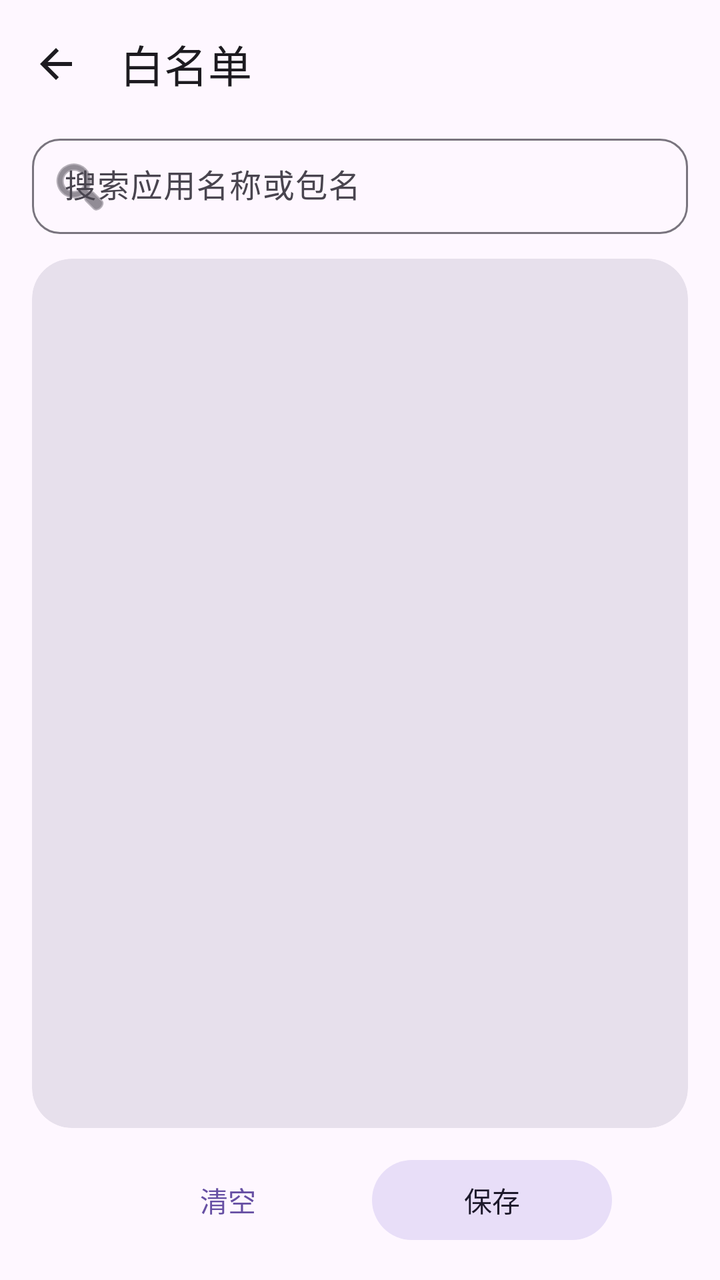
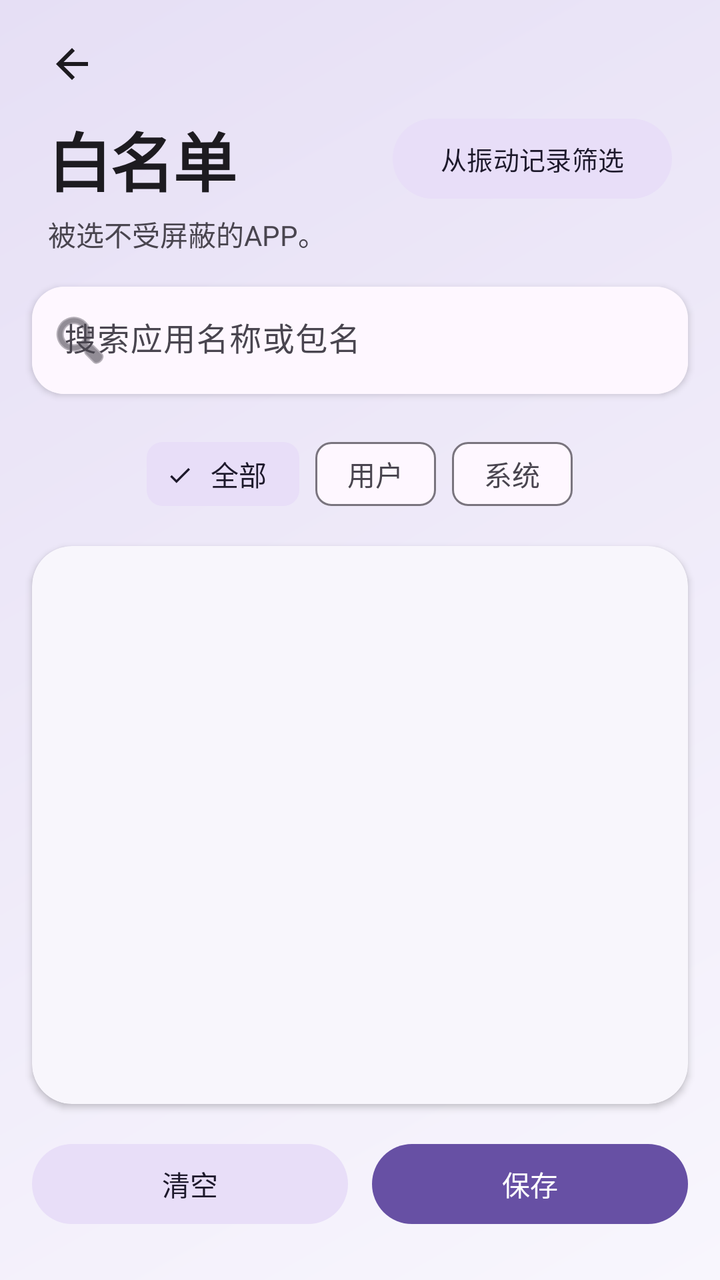

Two renders of the same Android screen: before a commit and after it. Below are the layout's source before the change and the commit's diff.
<!-- AndroidManifest.xml: application theme Theme.VibrationBlocker -->
<!-- res/layout/activity_whitelist.xml -->
<?xml version="1.0" encoding="utf-8"?>
<LinearLayout xmlns:android="http://schemas.android.com/apk/res/android"
    xmlns:app="http://schemas.android.com/apk/res-auto"
    android:layout_width="match_parent"
    android:layout_height="match_parent"
    android:orientation="vertical"
    android:background="?attr/colorSurface"
    android:fitsSystemWindows="true">

    <com.google.android.material.appbar.MaterialToolbar
        android:id="@+id/toolbar"
        android:layout_width="match_parent"
        android:layout_height="?attr/actionBarSize"
        android:background="?attr/colorSurface"
        app:navigationIcon="@drawable/ic_arrow_back"
        app:navigationIconTint="?attr/colorOnSurface"
        app:title="白名单"
        app:titleTextColor="?attr/colorOnSurface" />

    <com.google.android.material.textfield.TextInputLayout
        style="@style/Widget.Material3.TextInputLayout.OutlinedBox.Dense"
        android:layout_width="match_parent"
        android:layout_height="wrap_content"
        android:hint="搜索应用名称或包名"
        android:layout_marginStart="16dp"
        android:layout_marginEnd="16dp"
        android:layout_marginBottom="12dp"
        app:startIconDrawable="@android:drawable/ic_menu_search"
        app:boxCornerRadiusTopStart="14dp"
        app:boxCornerRadiusTopEnd="14dp"
        app:boxCornerRadiusBottomStart="14dp"
        app:boxCornerRadiusBottomEnd="14dp">

        <com.google.android.material.textfield.TextInputEditText
            android:id="@+id/et_search"
            android:layout_width="match_parent"
            android:layout_height="wrap_content"
            android:imeOptions="actionSearch"
            android:inputType="text"
            android:maxLines="1" />
    </com.google.android.material.textfield.TextInputLayout>

    <com.google.android.material.card.MaterialCardView
        android:layout_width="match_parent"
        android:layout_height="0dp"
        android:layout_weight="1"
        android:layout_marginStart="16dp"
        android:layout_marginEnd="16dp"
        app:cardCornerRadius="20dp"
        app:cardElevation="0dp"
        app:strokeWidth="0dp"
        app:cardBackgroundColor="?attr/colorSurfaceVariant">

        <FrameLayout
            android:layout_width="match_parent"
            android:layout_height="match_parent">

            <androidx.recyclerview.widget.RecyclerView
                android:id="@+id/rv_apps"
                android:layout_width="match_parent"
                android:layout_height="match_parent"
                android:clipToPadding="false"
                android:paddingTop="6dp"
                android:paddingBottom="6dp"
                android:scrollbars="none" />

            <ProgressBar
                android:id="@+id/pb_loading"
                android:layout_width="wrap_content"
                android:layout_height="wrap_content"
                android:layout_gravity="center" />

            <TextView
                android:id="@+id/tv_empty"
                android:layout_width="wrap_content"
                android:layout_height="wrap_content"
                android:layout_gravity="center"
                android:text="没有找到应用"
                android:textColor="?attr/colorOnSurfaceVariant"
                android:visibility="gone" />
        </FrameLayout>
    </com.google.android.material.card.MaterialCardView>

    <LinearLayout
        android:layout_width="match_parent"
        android:layout_height="wrap_content"
        android:orientation="horizontal"
        android:paddingStart="16dp"
        android:paddingEnd="16dp"
        android:paddingTop="12dp"
        android:paddingBottom="16dp"
        android:gravity="center">

        <com.google.android.material.button.MaterialButton
            android:id="@+id/btn_clear"
            style="@style/Widget.Material3.Button.TextButton"
            android:layout_width="wrap_content"
            android:layout_height="wrap_content"
            android:minWidth="120dp"
            android:text="清空" />

        <com.google.android.material.button.MaterialButton
            android:id="@+id/btn_save"
            style="@style/Widget.Material3.Button.TonalButton"
            android:layout_width="wrap_content"
            android:layout_height="wrap_content"
            android:minWidth="120dp"
            android:layout_marginStart="12dp"
            android:text="保存" />
    </LinearLayout>
</LinearLayout>
<!-- resources referenced by this layout -->
<resources>
  <!-- drawable ic_arrow_back (drawable) -->
  <?xml version="1.0" encoding="utf-8"?>
  <vector xmlns:android="http://schemas.android.com/apk/res/android"
      android:width="24dp"
      android:height="24dp"
      android:viewportWidth="24"
      android:viewportHeight="24">
      <path
          android:fillColor="@android:color/white"
          android:pathData="M20,11H7.83l5.59,-5.59L12,4l-8,8 8,8 1.41,-1.41L7.83,13H20v-2z" />
  </vector>
  <style name="Theme.VibrationBlocker" parent="Theme.Material3.DayNight.NoActionBar">
          <item name="android:statusBarColor">@android:color/transparent</item>
          <item name="android:navigationBarColor">@android:color/transparent</item>
          <item name="android:windowLightStatusBar" tools:targetApi="m">true</item>
          <item name="android:windowLightNavigationBar" tools:targetApi="o_mr1">true</item>
          <item name="android:windowLayoutInDisplayCutoutMode" tools:targetApi="p">shortEdges</item>
      </style>
</resources>

<!-- the commit's change to res/layout/activity_whitelist.xml (unified diff, before → after) -->
@@ -4,42 +4,131 @@
     android:layout_width="match_parent"
     android:layout_height="match_parent"
     android:orientation="vertical"
-    android:background="?attr/colorSurface"
+    android:background="@drawable/bg_gradient"
     android:fitsSystemWindows="true">
 
-    <com.google.android.material.appbar.MaterialToolbar
-        android:id="@+id/toolbar"
-        android:layout_width="match_parent"
-        android:layout_height="?attr/actionBarSize"
-        android:background="?attr/colorSurface"
-        app:navigationIcon="@drawable/ic_arrow_back"
-        app:navigationIconTint="?attr/colorOnSurface"
-        app:title="白名单"
-        app:titleTextColor="?attr/colorOnSurface" />
-
-    <com.google.android.material.textfield.TextInputLayout
-        style="@style/Widget.Material3.TextInputLayout.OutlinedBox.Dense"
-        android:layout_width="match_parent"
-        android:layout_height="wrap_content"
-        android:hint="搜索应用名称或包名"
+    <ImageView
+        android:id="@+id/btn_back"
+        android:layout_width="48dp"
+        android:layout_height="48dp"
+        android:layout_marginStart="12dp"
+        android:layout_marginTop="8dp"
+        android:padding="12dp"
+        android:background="?attr/selectableItemBackgroundBorderless"
+        android:clickable="true"
+        android:focusable="true"
+        android:src="@drawable/ic_arrow_back"
+        app:tint="?attr/colorOnSurface" />
+
+    
+    <LinearLayout
+        android:layout_width="match_parent"
+        android:layout_height="wrap_content"
+        android:orientation="horizontal"
+        android:gravity="center_vertical"
+        android:layout_marginStart="24dp"
+        android:layout_marginEnd="24dp">
+
+        <TextView
+            android:layout_width="0dp"
+            android:layout_height="wrap_content"
+            android:layout_weight="1"
+            android:text="白名单"
+            android:textSize="32sp"
+            android:textStyle="bold"
+            android:textColor="?attr/colorOnSurface"
+            android:letterSpacing="-0.02" />
+
+        <com.google.android.material.button.MaterialButton
+            android:id="@+id/btn_vib_log"
+            style="@style/Widget.Material3.Button.TonalButton"
+            android:layout_width="wrap_content"
+            android:layout_height="40dp"
+            android:text="从振动记录筛选"
+            android:textSize="13sp"
+            android:insetTop="0dp"
+            android:insetBottom="0dp" />
+    </LinearLayout>
+
+    <TextView
+        android:layout_width="match_parent"
+        android:layout_height="wrap_content"
+        android:layout_marginStart="24dp"
+        android:layout_marginEnd="24dp"
+        android:layout_marginTop="4dp"
+        android:layout_marginBottom="16dp"
+        android:text="被选不受屏蔽的APP。"
+        android:textSize="14sp"
+        android:lineSpacingExtra="3dp"
+        android:textColor="?attr/colorOnSurfaceVariant" />
+
+    
+    <com.google.android.material.card.MaterialCardView
+        android:layout_width="match_parent"
+        android:layout_height="wrap_content"
+        android:layout_marginStart="16dp"
+        android:layout_marginEnd="16dp"
+        android:layout_marginBottom="16dp"
+        app:cardBackgroundColor="@color/card_bg"
+        app:cardCornerRadius="16dp"
+        app:cardElevation="2dp"
+        app:strokeWidth="0dp">
+
+        <com.google.android.material.textfield.TextInputLayout
+            style="@style/Widget.Material3.TextInputLayout.FilledBox.Dense"
+            android:layout_width="match_parent"
+            android:layout_height="wrap_content"
+            android:hint="搜索应用名称或包名"
+            app:boxBackgroundColor="@android:color/transparent"
+            app:boxStrokeWidth="0dp"
+            app:startIconDrawable="@android:drawable/ic_menu_search">
+
+            <com.google.android.material.textfield.TextInputEditText
+                android:id="@+id/et_search"
+                android:layout_width="match_parent"
+                android:layout_height="wrap_content"
+                android:imeOptions="actionSearch"
+                android:inputType="text"
+                android:maxLines="1" />
+        </com.google.android.material.textfield.TextInputLayout>
+
+    </com.google.android.material.card.MaterialCardView>
+
+    <com.google.android.material.chip.ChipGroup
+        android:id="@+id/chip_group_filter"
+        android:layout_width="wrap_content"
+        android:layout_height="wrap_content"
         android:layout_marginStart="16dp"
         android:layout_marginEnd="16dp"
         android:layout_marginBottom="12dp"
-        app:startIconDrawable="@android:drawable/ic_menu_search"
-        app:boxCornerRadiusTopStart="14dp"
-        app:boxCornerRadiusTopEnd="14dp"
-        app:boxCornerRadiusBottomStart="14dp"
-        app:boxCornerRadiusBottomEnd="14dp">
-
-        <com.google.android.material.textfield.TextInputEditText
-            android:id="@+id/et_search"
-            android:layout_width="match_parent"
-            android:layout_height="wrap_content"
-            android:imeOptions="actionSearch"
-            android:inputType="text"
-            android:maxLines="1" />
-    </com.google.android.material.textfield.TextInputLayout>
-
+        android:layout_gravity="center_horizontal"
+        app:singleSelection="true"
+        app:selectionRequired="true">
+
+        <com.google.android.material.chip.Chip
+            android:id="@+id/chip_all"
+            style="@style/Widget.Material3.Chip.Filter"
+            android:layout_width="wrap_content"
+            android:layout_height="wrap_content"
+            android:checked="true"
+            android:text="全部" />
+
+        <com.google.android.material.chip.Chip
+            android:id="@+id/chip_user"
+            style="@style/Widget.Material3.Chip.Filter"
+            android:layout_width="wrap_content"
+            android:layout_height="wrap_content"
+            android:text="用户" />
+
+        <com.google.android.material.chip.Chip
+            android:id="@+id/chip_system"
+            style="@style/Widget.Material3.Chip.Filter"
+            android:layout_width="wrap_content"
+            android:layout_height="wrap_content"
+            android:text="系统" />
+    </com.google.android.material.chip.ChipGroup>
+
+    
     <com.google.android.material.card.MaterialCardView
         android:layout_width="match_parent"
         android:layout_height="0dp"
@@ -47,9 +136,9 @@
         android:layout_marginStart="16dp"
         android:layout_marginEnd="16dp"
         app:cardCornerRadius="20dp"
-        app:cardElevation="0dp"
+        app:cardElevation="2dp"
         app:strokeWidth="0dp"
-        app:cardBackgroundColor="?attr/colorSurfaceVariant">
+        app:cardBackgroundColor="@color/card_bg">
 
         <FrameLayout
             android:layout_width="match_parent"
@@ -60,8 +149,8 @@
                 android:layout_width="match_parent"
                 android:layout_height="match_parent"
                 android:clipToPadding="false"
-                android:paddingTop="6dp"
-                android:paddingBottom="6dp"
+                android:paddingTop="8dp"
+                android:paddingBottom="8dp"
                 android:scrollbars="none" />
 
             <ProgressBar
@@ -81,31 +170,32 @@
         </FrameLayout>
     </com.google.android.material.card.MaterialCardView>
 
+    
     <LinearLayout
         android:layout_width="match_parent"
         android:layout_height="wrap_content"
         android:orientation="horizontal"
         android:paddingStart="16dp"
         android:paddingEnd="16dp"
-        android:paddingTop="12dp"
-        android:paddingBottom="16dp"
+        android:paddingTop="16dp"
+        android:paddingBottom="24dp"
         android:gravity="center">
 
         <com.google.android.material.button.MaterialButton
             android:id="@+id/btn_clear"
-            style="@style/Widget.Material3.Button.TextButton"
-            android:layout_width="wrap_content"
-            android:layout_height="wrap_content"
-            android:minWidth="120dp"
+            style="@style/Widget.Material3.Button.TonalButton"
+            android:layout_width="0dp"
+            android:layout_weight="1"
+            android:layout_height="wrap_content"
+            android:layout_marginEnd="12dp"
             android:text="清空" />
 
         <com.google.android.material.button.MaterialButton
             android:id="@+id/btn_save"
-            style="@style/Widget.Material3.Button.TonalButton"
-            android:layout_width="wrap_content"
-            android:layout_height="wrap_content"
-            android:minWidth="120dp"
-            android:layout_marginStart="12dp"
+            style="@style/Widget.Material3.Button"
+            android:layout_width="0dp"
+            android:layout_weight="1"
+            android:layout_height="wrap_content"
             android:text="保存" />
     </LinearLayout>
 </LinearLayout>
<!-- resource entries referenced after the edit -->
@@ -1,5 +1,16 @@
 <!-- resources referenced by this layout -->
 <resources>
+  <color name="card_bg">#F8F6FC</color>
+  <!-- drawable bg_gradient (drawable) -->
+  <?xml version="1.0" encoding="utf-8"?>
+  <shape xmlns:android="http://schemas.android.com/apk/res/android"
+      android:shape="rectangle">
+      <gradient
+          android:angle="315"
+          android:startColor="@color/bg_gradient_start"
+          android:endColor="@color/bg_gradient_end"
+          android:dither="true" />
+  </shape>
   <!-- drawable ic_arrow_back (drawable) -->
   <?xml version="1.0" encoding="utf-8"?>
   <vector xmlns:android="http://schemas.android.com/apk/res/android"
@@ -18,5 +29,7 @@
           <item name="android:windowLightNavigationBar" tools:targetApi="o_mr1">true</item>
           <item name="android:windowLayoutInDisplayCutoutMode" tools:targetApi="p">shortEdges</item>
       </style>
+  <color name="bg_gradient_start">#E6DFF5</color>
+  <color name="bg_gradient_end">#F8F6FD</color>
 </resources>
 
